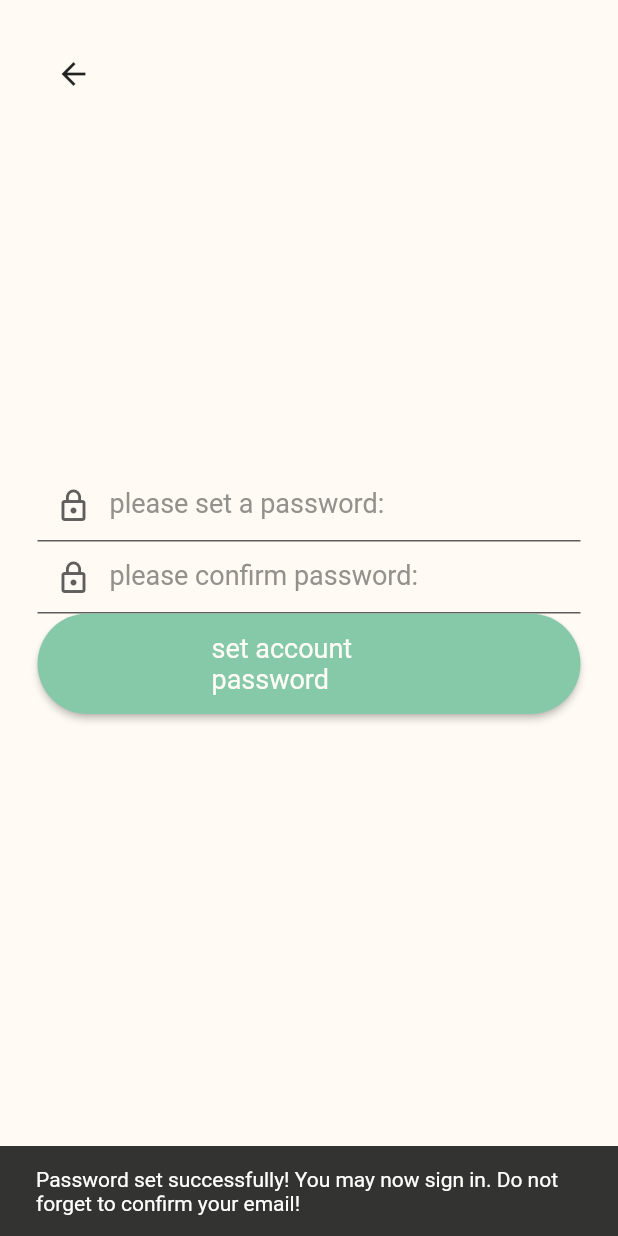
After one commit to smmhassan/tapin, a Flutter app: the OurSetupPasswordScreen screen opened directly, after a tap on "set account password", on a phone screen of 412 x 824 dp. The commit adds this screen. Run offline on Flutter 3.47's test engine with Material 2 defaults, Android fonts, the phone set to English and light mode, and no system bars; our stand-ins replace font_awesome_flutter, google_sign_in, graphql_flutter, parse_server_sdk_flutter; network calls fail.

Commit message:
Trying to set new user password

```diff
--- /dev/null
+++ b/customer_service/lib/screens/signup/localwidgets/setpasswordScreen.dart
@@ -0,0 +1,32 @@
+import 'package:customer_service/screens/signup/setpassword.dart';
+import 'package:flutter/material.dart';
+
+class OurSetupPasswordScreen extends StatelessWidget {
+  @override
+  Widget build(BuildContext context) {
+    return Scaffold(
+      body: Row(
+        mainAxisAlignment: MainAxisAlignment.center,
+        children: <Widget>[
+          Expanded(
+            child: ListView(
+              padding: EdgeInsets.all(25.0),
+              children: <Widget>[
+                Row(
+                  mainAxisAlignment: MainAxisAlignment.start,
+                  children: [
+                    BackButton(),
+                  ],
+                ),
+                SizedBox(
+                  height: 40.0,
+                ),
+                SetPassword(),
+              ],
+            ), //ListView
+          )
+        ],
+      ),
+    );
+  }
+}
--- a/customer_service/lib/screens/signup/localwidgets/signUpForm.dart
+++ b/customer_service/lib/screens/signup/localwidgets/signUpForm.dart
@@ -1,5 +1,5 @@
 import 'dart:convert';
-
+import 'package:customer_service/screens/signup/localwidgets/setpasswordScreen.dart';
 import 'package:http_parser/http_parser.dart' as http_parser;
 import 'dart:io';
 import 'package:customer_service/api/GoogleSignInAPI.dart';
@@ -13,8 +13,10 @@ import "package:customer_service/services/queryMutation.dart";
 import 'package:font_awesome_flutter/font_awesome_flutter.dart';
 import 'package:http/http.dart' as http;
 import 'package:parse_server_sdk_flutter/parse_server_sdk.dart';
+
 var uri = Uri.parse('https://trailblazer.b4a.io/users/MyCurrentUserId');
 var request = http.MultipartRequest('Put', uri);
+
 class OurSignUpForm extends StatefulWidget {
   @override
   _OurSignUpFormState createState() => _OurSignUpFormState();
@@ -30,7 +32,6 @@ class _OurSignUpFormState extends State<OurSignUpForm> {
   GraphQLConfiguration graphQLConfiguration = GraphQLConfiguration();
 
   QueryMutation addMutation = QueryMutation();
-
 
   @override
   void initState() {
@@ -131,7 +132,7 @@ class _OurSignUpFormState extends State<OurSignUpForm> {
                     ),
                   ),
                 );
-                    print (result.exception);
+                print(result.exception);
                 if (!result.hasException) {
                   Navigator.of(context).pop();
                 }
@@ -150,7 +151,7 @@ class _OurSignUpFormState extends State<OurSignUpForm> {
               FontAwesomeIcons.google,
               color: Colors.red,
             ),
-                      label: Text( 'Sign Up with Google'),
+            label: Text('Sign Up with Google'),
             onPressed: signIn,
           ),
           Padding(
@@ -160,32 +161,17 @@ class _OurSignUpFormState extends State<OurSignUpForm> {
       ),
     );
   }
-  Future<String?> networkImageToBase64(String imageUrl) async {
-    http.Response response = await http.get(Uri.parse(imageUrl));
-    final bytes = response.bodyBytes;
-    return (bytes != null ? base64Encode(bytes) : null);
-  }
+
   Future signIn() async {
     final newUser = await GoogleSignInAPI.login();
-    if(newUser == null){
+    if (newUser == null) {
       ScaffoldMessenger.of(context)
           .showSnackBar(SnackBar(content: Text('Sign up Failed')));
-    }
-    else {
+    } else {
       //final picture = Image.network(newUser.photoUrl.toString());
       String filePath = newUser.photoUrl.toString();
       //ParseFileBase? parseFile;
       //parseFile = ParseFile(File(filePath));
-
-      final imgBase64Str = await networkImageToBase64(newUser.photoUrl.toString());
-      ParseFile file = new ParseFile(File(imgBase64Str!));
-     var multipartFile = http.MultipartFile.fromBytes(
-            'displayPicture',
-            (await NetworkAssetBundle(Uri.parse(filePath)).load(
-            filePath)).buffer.asUint8List(),
-            filename: '${DateTime.now().second}.jpg',
-        contentType: http_parser.MediaType('image', 'jpg')
-        );
 
       GraphQLClient _client = graphQLConfiguration.clientToQuery();
       QueryResult result = await _client.mutate(
@@ -208,9 +194,9 @@ class _OurSignUpFormState extends State<OurSignUpForm> {
 
       ScaffoldMessenger.of(context)
           .showSnackBar(SnackBar(content: Text('Sign up Succeeded!')));
-      /*Navigator.of(context).pushReplacement(MaterialPageRoute(
-        builder: (context) => UserDash(),
-      ));*/
+      Navigator.of(context).pushReplacement(MaterialPageRoute(
+        builder: (context) => OurSetupPasswordScreen(),
+      ));
     }
   }
 }
--- /dev/null
+++ b/customer_service/lib/screens/signup/setpassword.dart
@@ -0,0 +1,117 @@
+import 'dart:ui';
+import 'package:flutter/cupertino.dart';
+import 'package:flutter/material.dart';
+import 'package:customer_service/services/graphQLConf.dart';
+import "package:customer_service/services/queryMutation.dart";
+import 'package:parse_server_sdk_flutter/parse_server_sdk.dart';
+
+class SetPassword extends StatefulWidget {
+  @override
+  _SetPasswordState createState() => _SetPasswordState();
+}
+
+class _SetPasswordState extends State<SetPassword> {
+  GraphQLConfiguration graphQLConfiguration = GraphQLConfiguration();
+
+  QueryMutation addMutation = QueryMutation();
+
+  ParseUser? user = ParseUser('', '', '');
+
+  TextEditingController password = TextEditingController();
+
+  TextEditingController confirmpassword = TextEditingController();
+
+  @override
+  void initState() {
+    initData().then((bool success) {
+      ParseUser.currentUser().then((currentUser) {
+        setState(() {
+          user = currentUser;
+        });
+      });
+    }).catchError((dynamic _) {});
+    password = TextEditingController();
+    confirmpassword = TextEditingController();
+    super.initState();
+  }
+
+  Future<bool> initData() async {
+    /*await Parse().initialize(
+      keyParseApplicationId,
+      keyParseServerUrl,
+      clientKey: keyParseClientKey,
+      debug: keyDebug,
+    );*/
+
+    return (await Parse().healthCheck()).success;
+  }
+
+  @override
+  Widget build(BuildContext context) {
+    return Container(
+      child: Column(
+        children: <Widget>[
+          Padding(
+            padding: EdgeInsets.symmetric(vertical: 100.0, horizontal: 8.0),
+          ),
+          TextFormField(
+            controller: password,
+            obscureText: true,
+            style: TextStyle(fontSize: 18.0),
+            cursorColor: Colors.grey,
+            decoration: InputDecoration(
+              prefixIcon: Icon(Icons.lock_outline,
+                  color: const Color.fromARGB(255, 96, 94, 92)),
+              hintText: "please set a password: ",
+              hintStyle: TextStyle(
+                  fontSize: 18.0, color: Color.fromARGB(255, 148, 144, 141)),
+            ),
+          ),
+          TextFormField(
+            controller: confirmpassword,
+            obscureText: true,
+            style: TextStyle(fontSize: 18.0),
+            cursorColor: Colors.grey,
+            decoration: InputDecoration(
+              prefixIcon: Icon(Icons.lock_outline,
+                  color: const Color.fromARGB(255, 96, 94, 92)),
+              hintText: "please confirm password: ",
+              hintStyle: TextStyle(
+                  fontSize: 18.0, color: Color.fromARGB(255, 148, 144, 141)),
+            ),
+          ),
+          ElevatedButton(
+              child: Padding(
+                padding: EdgeInsets.symmetric(horizontal: 100, vertical: 12.5),
+                child: Text(
+                  "set account password",
+                  style: TextStyle(
+                      color: Color.fromARGB(255, 255, 251, 245), fontSize: 18),
+                ),
+              ),
+              onPressed: () {
+                user = ParseUser("Mujtaba Hassan", "Fall2021", '');
+                if (password.text == confirmpassword.text) {
+                  user!.set("password", password.text);
+                  user!.save();
+                  ScaffoldMessenger.of(context).showSnackBar(SnackBar(
+                      content: Text(
+                          'Password set successfully! You may now sign in. Do not forget to confirm your email!')));
+                } else {
+                  ScaffoldMessenger.of(context).showSnackBar(SnackBar(
+                      content:
+                          Text('Passwords do not match, please try again')));
+                }
+              },
+              style: ElevatedButton.styleFrom(
+                primary: Color.fromARGB(255, 133, 201, 169),
+                shape: StadiumBorder(),
+              )),
+          Padding(
+            padding: EdgeInsets.symmetric(vertical: 5.0, horizontal: 8.0),
+          )
+        ],
+      ),
+    );
+  }
+}
--- a/customer_service/lib/services/graphQLConf.dart
+++ b/customer_service/lib/services/graphQLConf.dart
@@ -3,7 +3,7 @@ import "package:graphql_flutter/graphql_flutter.dart";
 import "package:customer_service/constants.dart";
 
 HttpLink httpLink = HttpLink(
-  'http://trailblazer.b4a.io/graphql',
+  'http://trailblazer.b4a.io/',
   defaultHeaders: {
     'X-Parse-Application-Id': kParseApplicationId,
     'X-Parse-Client-Key': kParseClientKey,
@@ -12,7 +12,6 @@ HttpLink httpLink = HttpLink(
 );
 
 class GraphQLConfiguration {
-
   ValueNotifier<GraphQLClient> client = ValueNotifier(
     GraphQLClient(
       cache: GraphQLCache(), //FIX!!!!!!
```
Lines whose indentation alone changed are shown as unchanged.
